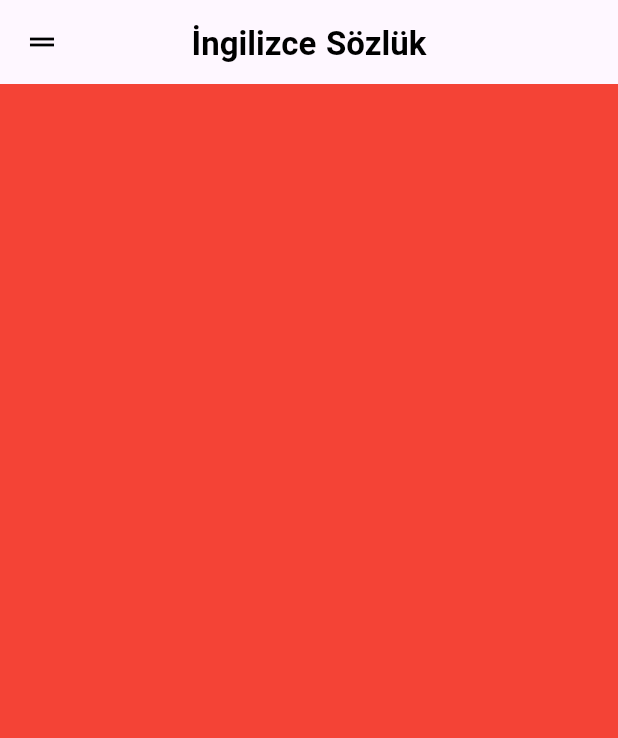
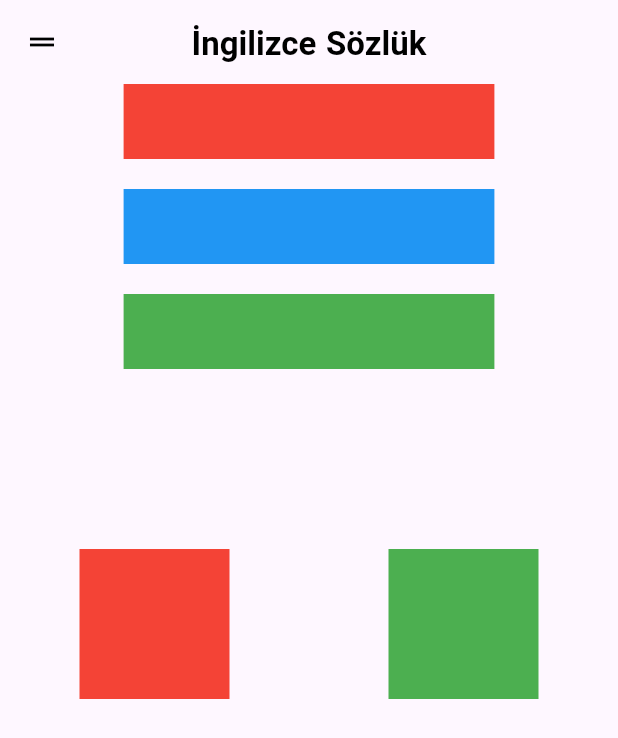
Before and after one commit to furkankuru11/LanguageApp, a Flutter app: the screen it shows after launch, on a phone screen of 412 x 824 dp. Shown: the top 738 px of the screen. Run offline on Flutter 3.47's test engine with Material 3 defaults, Android fonts, the phone set to English and light mode, and no system bars; our stand-ins replace flutter_spinkit, google_fonts.

Commit message:
Update homePage.dart

```diff
--- a/lib/pages/homePage.dart
+++ b/lib/pages/homePage.dart
@@ -11,6 +11,9 @@ class HomePage extends StatefulWidget {
 class _HomePageState extends State<HomePage> {
   @override
   Widget build(BuildContext context) {
+    double width = MediaQuery.of(context).size.width;
+    double height = MediaQuery.of(context).size.height;
+
     return Scaffold(
       appBar: AppBar(
         centerTitle: true,
@@ -27,9 +30,58 @@ class _HomePageState extends State<HomePage> {
         ),
       ),
       body: SafeArea(
-          child: Container(
-        color: Colors.red,
-      )),
+        child: Column(
+          mainAxisAlignment: MainAxisAlignment.start,
+          children: [
+            Column(
+              children: [
+                Container(
+                  width: width * 0.6,
+                  height: 50,
+                  color: Colors.red,
+                ),
+                SizedBox(
+                  height: 20,
+                ),
+                Container(
+                  width: width * 0.6,
+                  height: 50,
+                  color: Colors.blue,
+                ),
+                SizedBox(
+                  height: 20,
+                ),
+                Container(
+                  width: width * 0.6,
+                  height: 50,
+                  color: Colors.green,
+                ),
+                SizedBox(
+                  height: 20,
+                ),
+              ],
+            ),
+            SizedBox(
+              height: 100,
+            ),
+            Row(
+              mainAxisAlignment: MainAxisAlignment.spaceAround,
+              children: [
+                Container(
+                  width: 100,
+                  height: 100,
+                  color: Colors.red,
+                ),
+                Container(
+                  width: 100,
+                  height: 100,
+                  color: Colors.green,
+                )
+              ],
+            )
+          ],
+        ),
+      ),
     );
   }
 }
```
